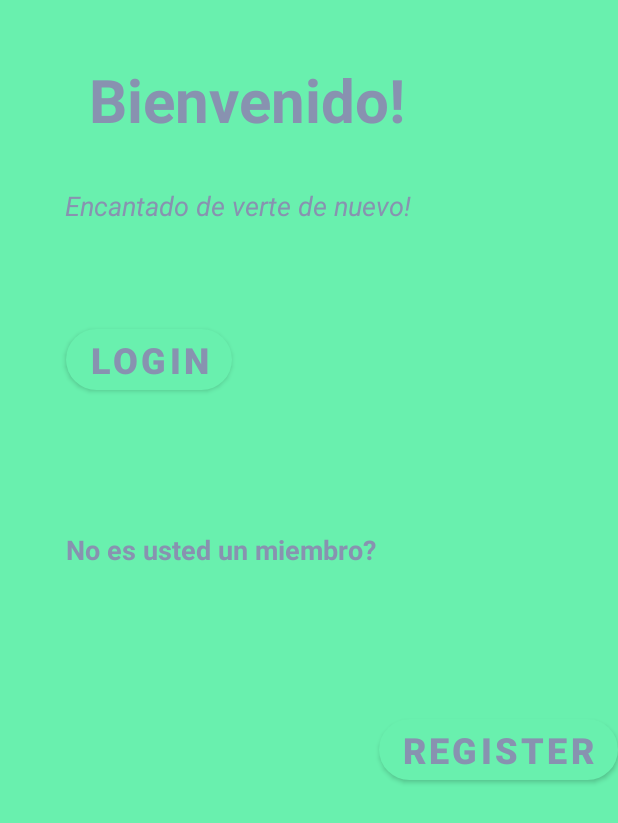
After one commit to Jostin16/MinimarketApp, an Android app: the PantallaInicioActivity screen opened directly, with no data from a screen before it, on a phone screen of 412 x 824 dp. The commit adds this screen. Shown: the top 823 px of the screen. Run offline under Robolectric (Android 15) with nearby library versions, the phone set to English and light mode, and no system bars; 1 statement that could not run was skipped.

Commit message:
pantalla inicio

```diff
--- a/app/src/main/AndroidManifest.xml
+++ b/app/src/main/AndroidManifest.xml
@@ -9,8 +9,12 @@
         android:roundIcon="@mipmap/ic_launcher_round"
         android:supportsRtl="true"
         android:theme="@style/Theme.MinimarketApp">
-        <activity android:name=".LoginActivity"></activity>
-        <activity android:name=".MainActivity"
+        <activity android:name=".PantallaInicioActivity">
+
+        </activity>
+        <activity android:name=".LoginActivity" />
+        <activity
+            android:name=".MainActivity"
             android:theme="@android:style/Theme.DeviceDefault.NoActionBar.Fullscreen">
             <intent-filter>
                 <action android:name="android.intent.action.MAIN" />
--- a/app/src/main/java/idat/com/minimarketapp/MainActivity.java
+++ b/app/src/main/java/idat/com/minimarketapp/MainActivity.java
@@ -19,7 +19,7 @@ public class MainActivity extends Activity {
         TimerTask task = new TimerTask() {
             @Override
             public void run() {
-                Intent intent = new Intent(MainActivity.this,LoginActivity.class);
+                Intent intent = new Intent(MainActivity.this,PantallaInicioActivity.class);
                 startActivity(intent); //para que se pase a la otra ventana
                 finish(); //que se muestre solo al abrir la app
             }
--- /dev/null
+++ b/app/src/main/java/idat/com/minimarketapp/PantallaInicioActivity.java
@@ -0,0 +1,28 @@
+package idat.com.minimarketapp;
+
+import androidx.appcompat.app.AppCompatActivity;
+
+import android.app.Activity;
+import android.content.Intent;
+import android.os.Bundle;
+import android.view.View;
+
+import idat.com.minimarketapp.databinding.ActivityPantallaInicioBinding;
+
+public class PantallaInicioActivity extends AppCompatActivity {
+
+    private ActivityPantallaInicioBinding binding;
+
+    @Override
+    protected void onCreate(Bundle savedInstanceState) {
+        super.onCreate(savedInstanceState);
+        binding = ActivityPantallaInicioBinding.inflate(getLayoutInflater());
+        setContentView(binding.getRoot());
+        getSupportActionBar().hide();
+    }
+
+    public void loginButton(View view){
+        Intent screenLogin = new Intent(PantallaInicioActivity.this,LoginActivity.class);
+        startActivity(screenLogin);
+    }
+}
--- a/app/src/main/res/layout/activity_login.xml
+++ b/app/src/main/res/layout/activity_login.xml
@@ -86,7 +86,8 @@
                 android:layout_marginRight="12dp"
                 android:layout_toStartOf="@id/next_button"
                 android:layout_toLeftOf="@id/next_button"
-                android:text="@string/mnk_button_cancelar" />
+                android:text="@string/mnk_button_cancelar"
+                app:iconTint="#FFFFFF" />
 
         </RelativeLayout>
 
--- /dev/null
+++ b/app/src/main/res/layout/activity_pantalla_inicio.xml
@@ -0,0 +1,86 @@
+<?xml version="1.0" encoding="utf-8"?>
+<androidx.constraintlayout.widget.ConstraintLayout xmlns:android="http://schemas.android.com/apk/res/android"
+    xmlns:app="http://schemas.android.com/apk/res-auto"
+    xmlns:tools="http://schemas.android.com/tools"
+    android:layout_width="match_parent"
+    android:layout_height="match_parent"
+    tools:context=".PantallaInicioActivity"
+    android:background="@color/green_200">
+
+    <TextView
+        android:id="@+id/bienvenido"
+        android:layout_width="wrap_content"
+        android:layout_height="wrap_content"
+        android:layout_marginTop="24dp"
+        android:padding="15dp"
+        android:text="@string/vlbienvenido"
+        android:textColor="#8892B0"
+        android:textSize="40sp"
+        android:textStyle="bold"
+        app:layout_constraintEnd_toEndOf="parent"
+        app:layout_constraintHorizontal_bias="0.258"
+        app:layout_constraintStart_toStartOf="parent"
+        app:layout_constraintTop_toTopOf="parent" />
+
+    <TextView
+        android:id="@+id/nice"
+        android:layout_width="wrap_content"
+        android:layout_height="wrap_content"
+        android:layout_marginTop="16dp"
+        android:text="@string/vlnice"
+        android:textColor="#8892B0"
+        android:textSize="18sp"
+        android:textStyle="italic"
+        app:layout_constraintEnd_toEndOf="parent"
+        app:layout_constraintHorizontal_bias="0.241"
+        app:layout_constraintStart_toStartOf="parent"
+        app:layout_constraintTop_toBottomOf="@+id/bienvenido" />
+
+    <Button
+        android:id="@+id/login"
+        android:layout_width="wrap_content"
+        android:layout_height="wrap_content"
+        android:layout_marginTop="64dp"
+        android:onClick="loginButton"
+        android:text="@string/btnlogin"
+        android:textColor="#8892B0"
+        android:textColorHighlight="#FFFFFF"
+        android:textColorHint="#8892B0"
+        android:textSize="24sp"
+        android:textStyle="bold"
+        app:cornerRadius="30sp"
+        app:layout_constraintEnd_toEndOf="parent"
+        app:layout_constraintHorizontal_bias="0.147"
+        app:layout_constraintStart_toStartOf="parent"
+        app:layout_constraintTop_toBottomOf="@+id/nice" />
+
+    <TextView
+        android:id="@+id/miembro"
+        android:layout_width="wrap_content"
+        android:layout_height="wrap_content"
+        android:layout_marginTop="88dp"
+        android:text="@string/vlmiembro"
+        android:textColor="#8892B0"
+        android:textSize="18sp"
+        android:textStyle="bold"
+        app:layout_constraintEnd_toEndOf="parent"
+        app:layout_constraintHorizontal_bias="0.213"
+        app:layout_constraintStart_toStartOf="parent"
+        app:layout_constraintTop_toBottomOf="@+id/login" />
+
+    <Button
+        android:id="@+id/register"
+        android:layout_width="wrap_content"
+        android:layout_height="wrap_content"
+        android:layout_marginTop="324dp"
+        android:text="@string/register"
+        android:textColor="#8892B0"
+        android:textSize="24sp"
+        android:textStyle="bold"
+        app:cornerRadius="30sp"
+        app:layout_constraintEnd_toEndOf="parent"
+        app:layout_constraintHorizontal_bias="1.0"
+        app:layout_constraintStart_toEndOf="@+id/miembro"
+        app:layout_constraintTop_toBottomOf="@+id/nice" />
+
+</androidx.constraintlayout.widget.ConstraintLayout>
--- a/app/src/main/res/values/strings.xml
+++ b/app/src/main/res/values/strings.xml
@@ -6,4 +6,17 @@
     <string name="mnk_button_next">Siguiente</string>
     <string name="mnk_hint_usuario">Usuario</string>
     <string name="mnk_hint_contrasena">Contraseña</string>
+    <string name="Bienvenido">Bienvenido</string>
+    <string name="valencantado">Encantado</string>
+    <string name="valbienvenido">Bienvenido</string>
+    <string name="valencantado1">Nice to see you again</string>
+    <string name="vallogin">Login</string>
+    <string name="valmiembro">You are not a member?</string>
+    <string name="valregister">Register</string>
+    <string name="vlbienvenido">Bienvenido!</string>
+    <string name="vlnice">Encantado de verte de nuevo!</string>
+    <string name="btnlogin">Login</string>
+    <string name="vlmiembro">No es usted un miembro?</string>
+    <string name="vlregister" />
+    <string name="register">Register</string>
 </resources>
```
